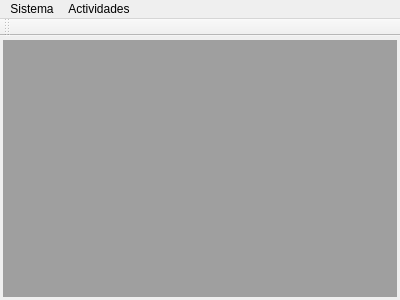
First picture: the form in mainwindow.ui, repository GonzaloHernandez/jpbilling, before the edit.
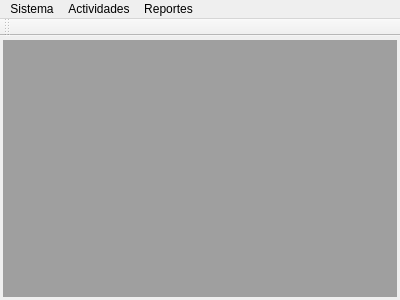
Second picture: the form after the edit.

Diff of the .ui file:
```diff
--- a/mainwindow.ui
+++ b/mainwindow.ui
@@ -56,8 +56,15 @@
     <addaction name="action_billing"/>
     <addaction name="action_collect"/>
    </widget>
+   <widget class="QMenu" name="menuReportes">
+    <property name="title">
+     <string>Reportes</string>
+    </property>
+    <addaction name="action_history_home"/>
+   </widget>
    <addaction name="menu_system"/>
    <addaction name="menu_activities"/>
+   <addaction name="menuReportes"/>
   </widget>
   <widget class="QToolBar" name="mainToolBar">
    <attribute name="toolBarArea">
```
Left out of the diff: 45 changed lines with no effect on the pictures.
